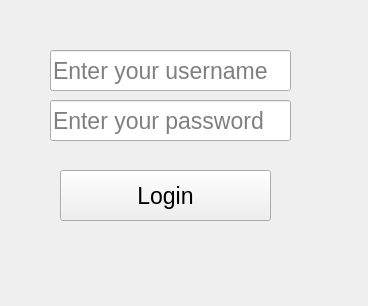
Before: the Qt Designer form mainwindow.ui in omkarnagarkar55/Employee-Payroll-Management-System, drawn with Qt 5.
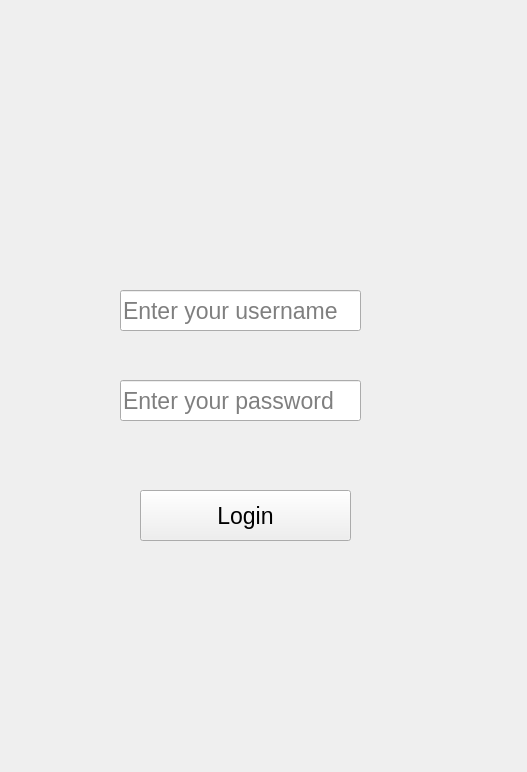
After: the same form once the commit is applied.

Diff of the .ui file:
```diff
--- a/mainwindow.ui
+++ b/mainwindow.ui
@@ -9,8 +9,8 @@
    <rect>
     <x>0</x>
     <y>0</y>
-    <width>368</width>
-    <height>306</height>
+    <width>527</width>
+    <height>772</height>
    </rect>
   </property>
   <property name="font">
@@ -26,8 +26,8 @@
    <widget class="QLineEdit" name="usernameLineEdit">
     <property name="geometry">
      <rect>
-      <x>50</x>
-      <y>50</y>
+      <x>120</x>
+      <y>290</y>
       <width>241</width>
       <height>41</height>
      </rect>
@@ -42,8 +42,8 @@
    <widget class="QLineEdit" name="passwordLineEdit">
     <property name="geometry">
      <rect>
-      <x>50</x>
-      <y>100</y>
+      <x>120</x>
+      <y>380</y>
       <width>241</width>
       <height>41</height>
      </rect>
@@ -61,8 +61,8 @@
    <widget class="QPushButton" name="loginButton">
     <property name="geometry">
      <rect>
-      <x>60</x>
-      <y>170</y>
+      <x>140</x>
+      <y>490</y>
       <width>211</width>
       <height>51</height>
      </rect>
```
